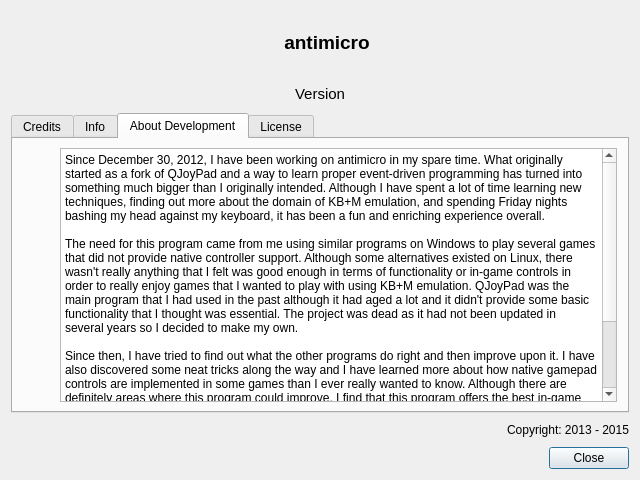
Qt form src/aboutdialog.ui (AntiMicroX/antimicrox) before a commit.
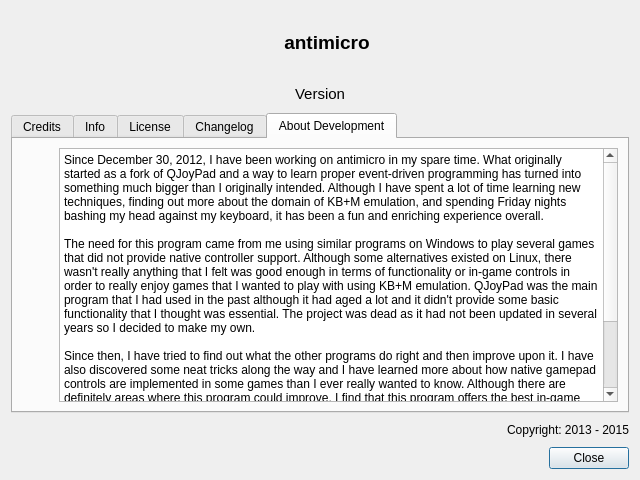
The same form after that commit. The open tabs and pages were chosen to show the change. Icons and pictures are not drawn.

Commit message: Include Changelog text in About dialog window.

```diff
--- a/src/aboutdialog.ui
+++ b/src/aboutdialog.ui
@@ -113,6 +113,9 @@
      <property name="currentIndex">
       <number>0</number>
      </property>
+     <property name="movable">
+      <bool>false</bool>
+     </property>
      <widget class="QWidget" name="credits">
       <attribute name="title">
        <string>Credits</string>
@@ -169,52 +172,6 @@
        </item>
       </layout>
      </widget>
-     <widget class="QWidget" name="aboutDev">
-      <attribute name="title">
-       <string>About Development</string>
-      </attribute>
-      <layout class="QVBoxLayout" name="verticalLayout_5">
-       <property name="leftMargin">
-        <number>10</number>
-       </property>
-       <property name="rightMargin">
-        <number>10</number>
-       </property>
-       <item>
-        <layout class="QHBoxLayout" name="horizontalLayout_3" stretch="0,0">
-         <property name="spacing">
-          <number>30</number>
-         </property>
-         <item>
-          <widget class="QLabel" name="label">
-           <property name="text">
-            <string/>
-           </property>
-           <property name="pixmap">
-            <pixmap resource="resources.qrc">:/images/profile.jpg</pixmap>
-           </property>
-           <property name="scaledContents">
-            <bool>false</bool>
-           </property>
-          </widget>
-         </item>
-         <item>
-          <widget class="QPlainTextEdit" name="plainTextEdit">
-           <property name="plainText">
-            <string>Since December 30, 2012, I have been working on antimicro in my spare time. What originally started as a fork of QJoyPad and a way to learn proper event-driven programming has turned into something much bigger than I originally intended. Although I have spent a lot of time learning new techniques, finding out more about the domain of KB+M emulation, and spending Friday nights bashing my head against my keyboard, it has been a fun and enriching experience overall.
-
-The need for this program came from me using similar programs on Windows to play several games that did not provide native controller support. Although some alternatives existed on Linux, there wasn't really anything that I felt was good enough in terms of functionality or in-game controls in order to really enjoy games that I wanted to play with using KB+M emulation. QJoyPad was the main program that I had used in the past although it had aged a lot and it didn't provide some basic functionality that I thought was essential. The project was dead as it had not been updated in several years so I decided to make my own.
-
-Since then, I have tried to find out what the other programs do right and then improve upon it. I have also discovered some neat tricks along the way and I have learned more about how native gamepad controls are implemented in some games than I ever really wanted to know. Although there are definitely areas where this program could improve, I find that this program offers the best in-game control experience for playing older, and some newer, games that do not provide native controller support.
-
-Once the Steam controller is finally released to the public, the need for this program might not exist anymore. Just based on the concept of the controller alone, the Steam controller would have so many advantages over using a program like this to provide KB+M emulation.</string>
-           </property>
-          </widget>
-         </item>
-        </layout>
-       </item>
-      </layout>
-     </widget>
      <widget class="QWidget" name="license">
       <attribute name="title">
        <string>License</string>
@@ -360,6 +317,60 @@
        </item>
       </layout>
      </widget>
+     <widget class="QWidget" name="changelog">
+      <attribute name="title">
+       <string>Changelog</string>
+      </attribute>
+      <layout class="QVBoxLayout" name="verticalLayout_6">
+       <item>
+        <widget class="QPlainTextEdit" name="changelogPlainTextEdit">
+         <property name="readOnly">
+          <bool>true</bool>
+         </property>
+        </widget>
+       </item>
+      </layout>
+     </widget>
+     <widget class="QWidget" name="aboutDev">
+      <attribute name="title">
+       <string>About Development</string>
+      </attribute>
+      <layout class="QVBoxLayout" name="verticalLayout_7">
+       <item>
+        <layout class="QHBoxLayout" name="horizontalLayout_3" stretch="0,0">
+         <property name="spacing">
+          <number>30</number>
+         </property>
+         <item>
+          <widget class="QLabel" name="label">
+           <property name="text">
+            <string/>
+           </property>
+           <property name="pixmap">
+            <pixmap resource="resources.qrc">:/images/profile.jpg</pixmap>
+           </property>
+           <property name="scaledContents">
+            <bool>false</bool>
+           </property>
+          </widget>
+         </item>
+         <item>
+          <widget class="QPlainTextEdit" name="plainTextEdit">
+           <property name="plainText">
+            <string>Since December 30, 2012, I have been working on antimicro in my spare time. What originally started as a fork of QJoyPad and a way to learn proper event-driven programming has turned into something much bigger than I originally intended. Although I have spent a lot of time learning new techniques, finding out more about the domain of KB+M emulation, and spending Friday nights bashing my head against my keyboard, it has been a fun and enriching experience overall.
+
+The need for this program came from me using similar programs on Windows to play several games that did not provide native controller support. Although some alternatives existed on Linux, there wasn't really anything that I felt was good enough in terms of functionality or in-game controls in order to really enjoy games that I wanted to play with using KB+M emulation. QJoyPad was the main program that I had used in the past although it had aged a lot and it didn't provide some basic functionality that I thought was essential. The project was dead as it had not been updated in several years so I decided to make my own.
+
+Since then, I have tried to find out what the other programs do right and then improve upon it. I have also discovered some neat tricks along the way and I have learned more about how native gamepad controls are implemented in some games than I ever really wanted to know. Although there are definitely areas where this program could improve, I find that this program offers the best in-game control experience for playing older, and some newer, games that do not provide native controller support.
+
+Once the Steam controller is finally released to the public, the need for this program might not exist anymore. Just based on the concept of the controller alone, the Steam controller would have so many advantages over using a program like this to provide KB+M emulation.</string>
+           </property>
+          </widget>
+         </item>
+        </layout>
+       </item>
+      </layout>
+     </widget>
     </widget>
    </item>
    <item>
```
Left out of the diff: 3 changed lines with no effect on the pictures. The commit also changes 3 other files.
